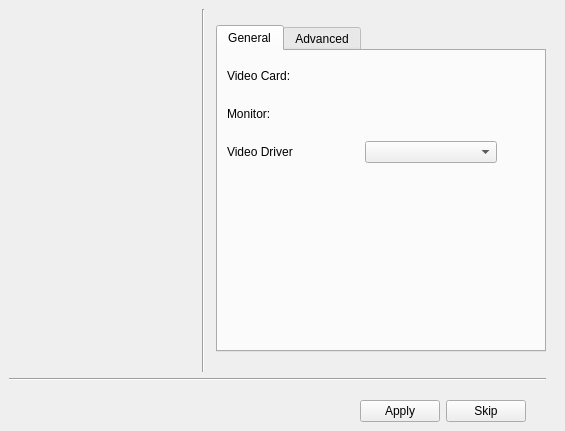
trueos/trueos-utils-qt5, file src-qt5/pc-xgui/xgui.ui: the form before one commit.
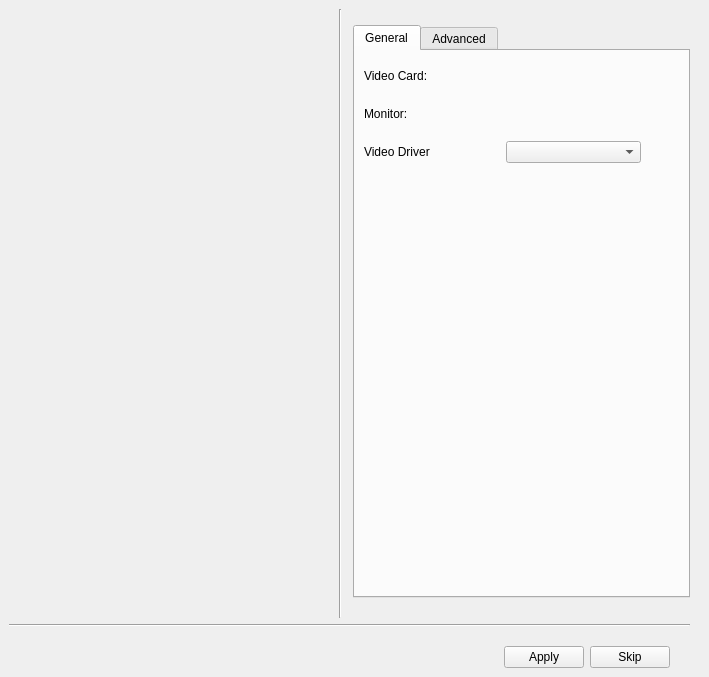
The form after the commit. Icons and pictures are not drawn.

Commit message: Make sure that the video device label is set to allow word-wrap.

What changed in the file:
```diff
--- a/src-qt5/pc-xgui/xgui.ui
+++ b/src-qt5/pc-xgui/xgui.ui
@@ -6,8 +6,8 @@
    <rect>
     <x>0</x>
     <y>0</y>
-    <width>565</width>
-    <height>431</height>
+    <width>709</width>
+    <height>677</height>
    </rect>
   </property>
   <property name="sizePolicy">
@@ -134,6 +134,9 @@
               <property name="text">
                <string/>
               </property>
+              <property name="wordWrap">
+               <bool>true</bool>
+              </property>
              </widget>
             </item>
             <item>
```
